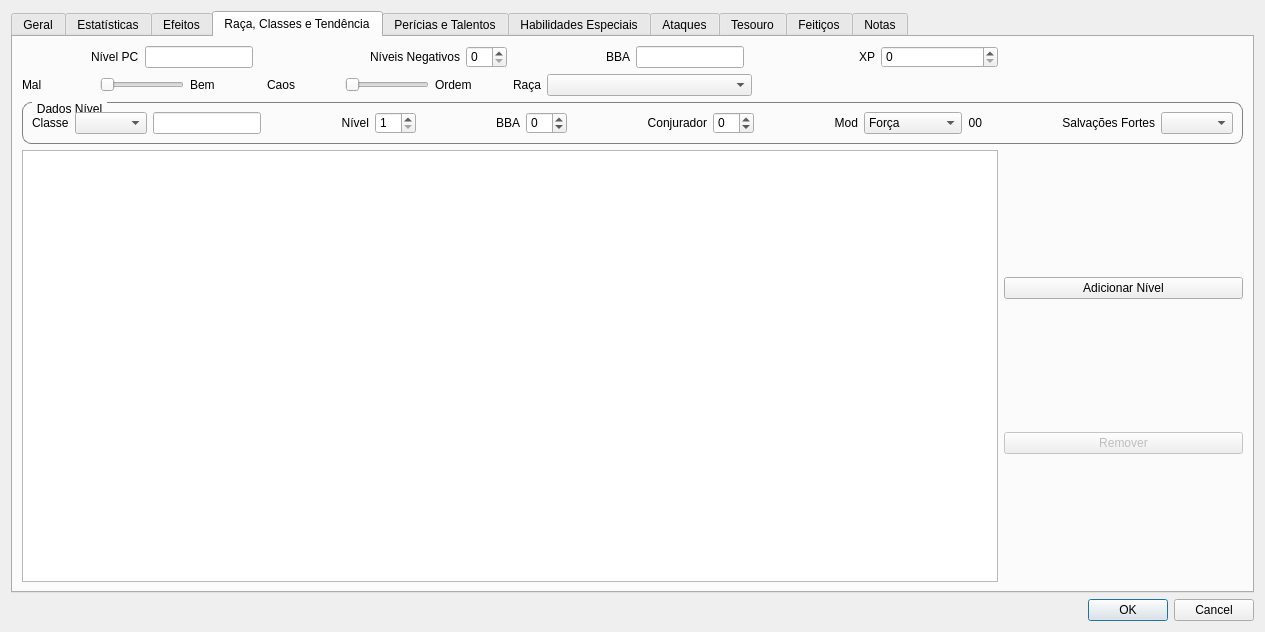
This is ifg/qt/ui/entidade.ui in matferib/tabuleiro-virtual as Qt 5 draws it before an edit. The edited form follows.
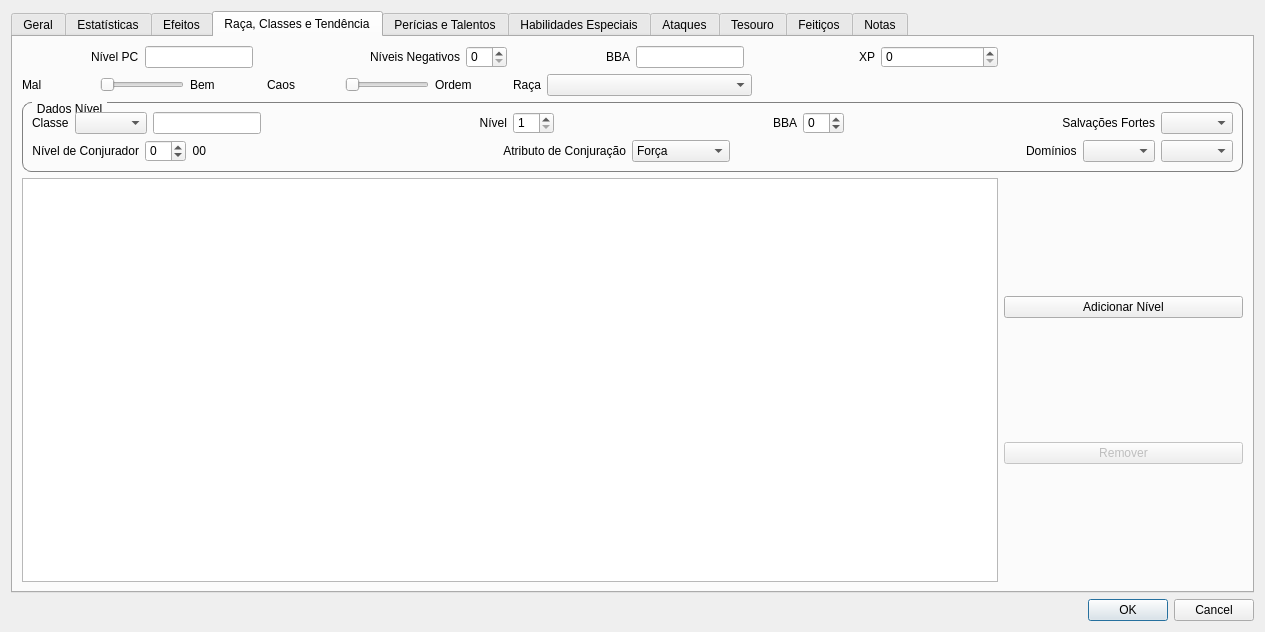
This is the edited form. The open tabs and pages were chosen to show the change.

Commit message: alguns dominios, dominios na UI e feiticos de dominio na UI

What changed in the file:
```diff
--- a/ifg/qt/ui/entidade.ui
+++ b/ifg/qt/ui/entidade.ui
@@ -2263,8 +2263,8 @@
          <property name="title">
           <string>Dados Nível</string>
          </property>
-         <layout class="QHBoxLayout" name="horizontalLayout_46">
-          <item>
+         <layout class="QGridLayout" name="gridLayout_20">
+          <item row="0" column="0">
            <layout class="QHBoxLayout" name="horizontalLayout">
             <item>
              <widget class="QLabel" name="label_40">
@@ -2375,9 +2375,26 @@
              </spacer>
             </item>
             <item>
+             <widget class="QLabel" name="label_64">
+              <property name="text">
+               <string>Salvações Fortes</string>
+              </property>
+              <property name="alignment">
+               <set>Qt::AlignRight|Qt::AlignTrailing|Qt::AlignVCenter</set>
+              </property>
+             </widget>
+            </item>
+            <item>
+             <widget class="QComboBox" name="combo_salvacoes_fortes"/>
+            </item>
+           </layout>
+          </item>
+          <item row="1" column="0">
+           <layout class="QHBoxLayout" name="horizontalLayout_48">
+            <item>
              <widget class="QLabel" name="label_42">
               <property name="text">
-               <string>Conjurador</string>
+               <string>Nível de Conjurador</string>
               </property>
               <property name="alignment">
                <set>Qt::AlignRight|Qt::AlignTrailing|Qt::AlignVCenter</set>
@@ -2395,7 +2412,23 @@
              </widget>
             </item>
             <item>
-             <spacer name="horizontalSpacer_8">
+             <widget class="QLabel" name="label_mod_conjuracao">
+              <property name="sizePolicy">
+               <sizepolicy hsizetype="Fixed" vsizetype="Preferred">
+                <horstretch>0</horstretch>
+                <verstretch>0</verstretch>
+               </sizepolicy>
+              </property>
+              <property name="text">
+               <string>00</string>
+              </property>
+              <property name="alignment">
+               <set>Qt::AlignRight|Qt::AlignTrailing|Qt::AlignVCenter</set>
+              </property>
+             </widget>
+            </item>
+            <item>
+             <spacer name="horizontalSpacer_5">
               <property name="orientation">
                <enum>Qt::Horizontal</enum>
               </property>
@@ -2410,7 +2443,7 @@
             <item>
              <widget class="QLabel" name="label_44">
               <property name="text">
-               <string>Mod</string>
+               <string>Atributo de Conjuração</string>
               </property>
               <property name="alignment">
                <set>Qt::AlignRight|Qt::AlignTrailing|Qt::AlignVCenter</set>
@@ -2452,23 +2485,7 @@
              </widget>
             </item>
             <item>
-             <widget class="QLabel" name="label_mod_conjuracao">
-              <property name="sizePolicy">
-               <sizepolicy hsizetype="Fixed" vsizetype="Preferred">
-                <horstretch>0</horstretch>
-                <verstretch>0</verstretch>
-               </sizepolicy>
-              </property>
-              <property name="text">
-               <string>00</string>
-              </property>
-              <property name="alignment">
-               <set>Qt::AlignRight|Qt::AlignTrailing|Qt::AlignVCenter</set>
-              </property>
-             </widget>
-            </item>
-            <item>
-             <spacer name="horizontalSpacer_9">
+             <spacer name="horizontalSpacer_8">
               <property name="orientation">
                <enum>Qt::Horizontal</enum>
               </property>
@@ -2481,17 +2498,23 @@
              </spacer>
             </item>
             <item>
-             <widget class="QLabel" name="label_64">
+             <widget class="QLabel" name="label_102">
+              <property name="sizePolicy">
+               <sizepolicy hsizetype="Minimum" vsizetype="Preferred">
+                <horstretch>0</horstretch>
+                <verstretch>0</verstretch>
+               </sizepolicy>
+              </property>
               <property name="text">
-               <string>Salvações Fortes</string>
-              </property>
-              <property name="alignment">
-               <set>Qt::AlignRight|Qt::AlignTrailing|Qt::AlignVCenter</set>
+               <string>Domínios</string>
               </property>
              </widget>
             </item>
             <item>
-             <widget class="QComboBox" name="combo_salvacoes_fortes"/>
+             <widget class="QComboBox" name="combo_dominio_1"/>
+            </item>
+            <item>
+             <widget class="QComboBox" name="combo_dominio_2"/>
             </item>
            </layout>
           </item>
```
Left out of the diff: 3 changed lines with no effect on the pictures. The commit also changes 13 other files.
